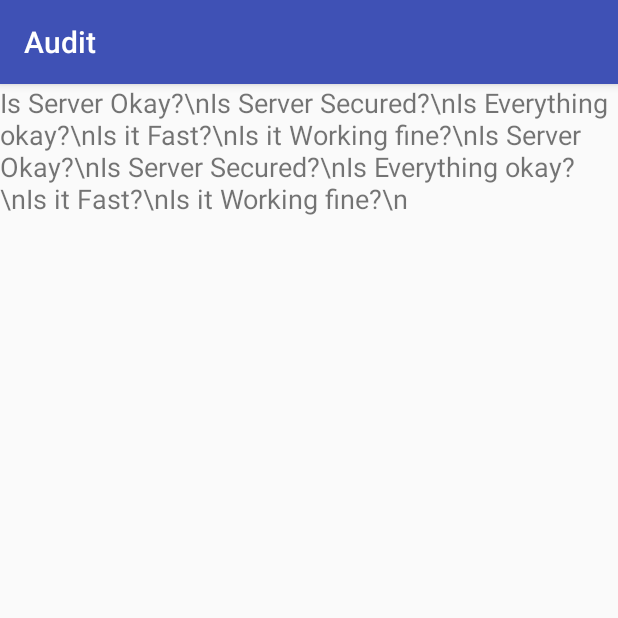
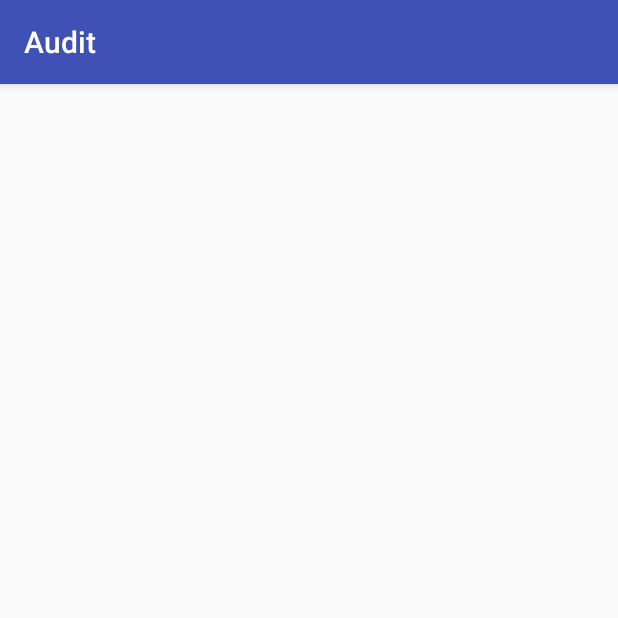
Before and after one commit to kamalakarrao/Audit, an Android app: the Questions screen opened directly, with no data from a screen before it, on a phone screen of 412 x 824 dp, the top half of it. Run offline under Robolectric (Android 15) with nearby library versions, the phone set to English and light mode, and no system bars.

Commit message:
Made a mess

```diff
--- a/app/src/main/java/com/hksapps/audit/Questions.java
+++ b/app/src/main/java/com/hksapps/audit/Questions.java
@@ -17,19 +17,19 @@ public class Questions extends AppCompatActivity {
         TextView ques = (TextView) findViewById(R.id.ques);
         DatabaseHandler db = new DatabaseHandler(this);
 
-        Log.d("Insert: ", "Inserting ..");
+       /* Log.d("Insert: ", "Inserting ..");
         db.addChecklists(new CheckList("Is Server Okay?"));
         db.addChecklists(new CheckList("Is Server Secured?"));
         db.addChecklists(new CheckList("Is Everything okay?"));
         db.addChecklists(new CheckList("Is it Fast?"));
         db.addChecklists(new CheckList("Is it Working fine?"));
-
+*/
         List<CheckList> allChecklists = db.getAllChecklists();
 
-      /*  StringBuilder builder = new StringBuilder();
+        StringBuilder builder = new StringBuilder();
         for (CheckList details : allChecklists) {
             builder.append(details + "\n");
-        }*/
+        }
         String txt="";
         for(CheckList con : allChecklists){
              txt = txt +con.getChecklist()+"\\n";
--- a/app/src/main/res/layout/activity_questions.xml
+++ b/app/src/main/res/layout/activity_questions.xml
@@ -12,6 +12,6 @@
        android:layout_height="wrap_content"
        android:textSize="18dp"
        android:id="@+id/ques"
-       android:text="hello"/>
+       android:text=""/>
 
 </LinearLayout>
```
Also changed, not shown: app/src/main/java/com/hksapps/audit/DatabaseHandler.java (+9 -0 lines).
